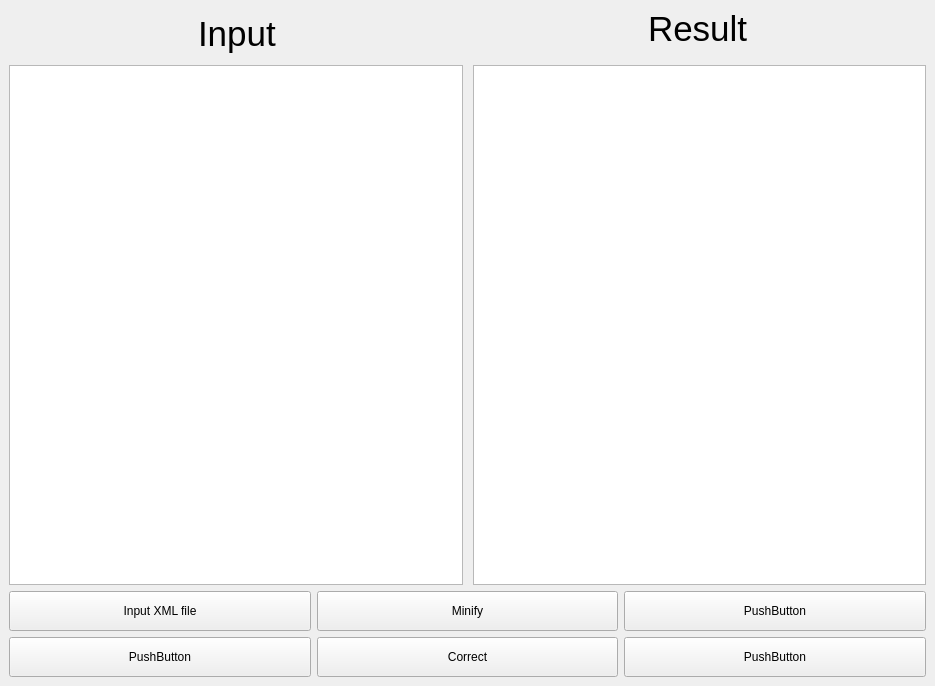
This is GUI/GUI/mainwindow.ui in ElecSpartan/DS_Project as Qt 5 draws it before an edit. The edited form follows.
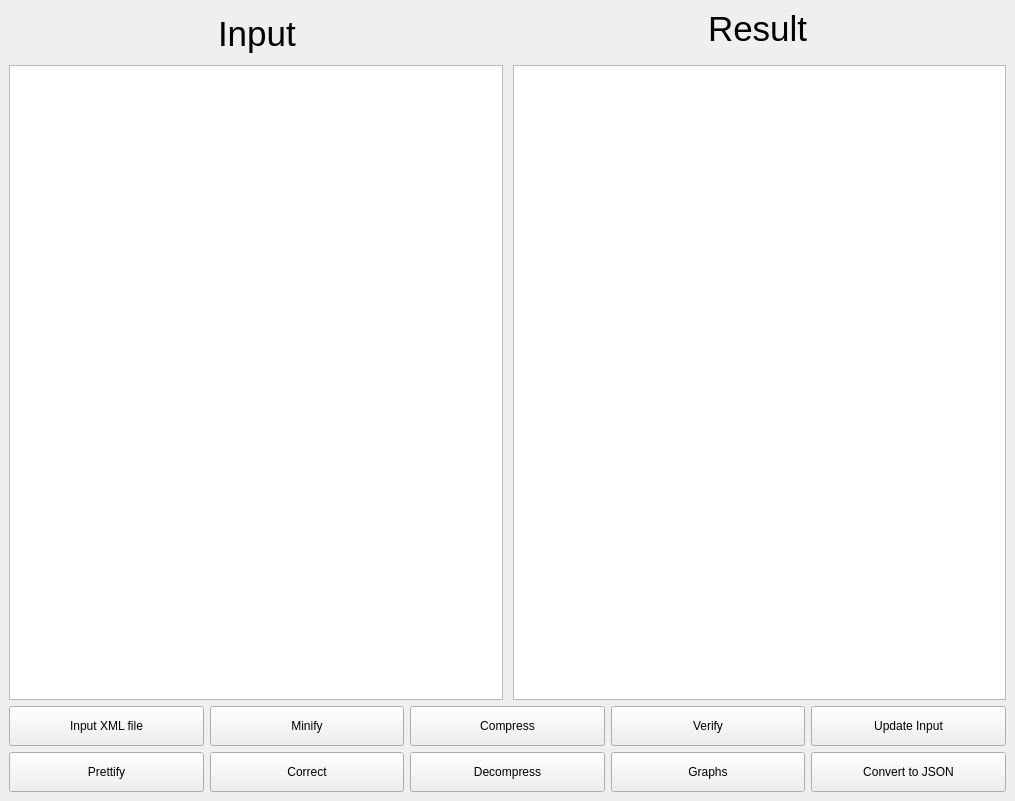
This is the edited form.

What changed in the file:
```diff
--- a/GUI/GUI/mainwindow.ui
+++ b/GUI/GUI/mainwindow.ui
@@ -9,23 +9,161 @@
    <rect>
     <x>0</x>
     <y>0</y>
-    <width>935</width>
-    <height>686</height>
+    <width>1015</width>
+    <height>801</height>
    </rect>
   </property>
   <property name="minimumSize">
    <size>
-    <width>600</width>
-    <height>600</height>
+    <width>800</width>
+    <height>800</height>
    </size>
   </property>
   <property name="windowTitle">
    <string>XML</string>
   </property>
   <widget class="QWidget" name="centralwidget">
-   <layout class="QGridLayout" name="gridLayout_6">
-    <item row="0" column="0">
      <layout class="QGridLayout" name="gridLayout_5">
+    <item row="1" column="0">
+     <layout class="QGridLayout" name="gridLayout_4">
+      <item row="0" column="4">
+       <widget class="QPushButton" name="updatechanges">
+        <property name="minimumSize">
+         <size>
+          <width>160</width>
+          <height>40</height>
+         </size>
+        </property>
+        <property name="text">
+         <string>Update Input</string>
+        </property>
+       </widget>
+      </item>
+      <item row="1" column="4">
+       <widget class="QPushButton" name="toJson">
+        <property name="minimumSize">
+         <size>
+          <width>160</width>
+          <height>40</height>
+         </size>
+        </property>
+        <property name="text">
+         <string>Convert to JSON</string>
+        </property>
+       </widget>
+      </item>
+      <item row="0" column="1">
+       <widget class="QPushButton" name="minify">
+        <property name="minimumSize">
+         <size>
+          <width>160</width>
+          <height>40</height>
+         </size>
+        </property>
+        <property name="text">
+         <string>Minify</string>
+        </property>
+       </widget>
+      </item>
+      <item row="1" column="3">
+       <widget class="QPushButton" name="Graphs">
+        <property name="minimumSize">
+         <size>
+          <width>160</width>
+          <height>40</height>
+         </size>
+        </property>
+        <property name="text">
+         <string>Graphs</string>
+        </property>
+       </widget>
+      </item>
+      <item row="0" column="3">
+       <widget class="QPushButton" name="Verify">
+        <property name="minimumSize">
+         <size>
+          <width>160</width>
+          <height>40</height>
+         </size>
+        </property>
+        <property name="text">
+         <string>Verify</string>
+        </property>
+       </widget>
+      </item>
+      <item row="1" column="2">
+       <widget class="QPushButton" name="Decompress">
+        <property name="minimumSize">
+         <size>
+          <width>160</width>
+          <height>40</height>
+         </size>
+        </property>
+        <property name="text">
+         <string>Decompress</string>
+        </property>
+       </widget>
+      </item>
+      <item row="0" column="0">
+       <widget class="QPushButton" name="InputFile">
+        <property name="minimumSize">
+         <size>
+          <width>160</width>
+          <height>40</height>
+         </size>
+        </property>
+        <property name="text">
+         <string>Input XML file</string>
+        </property>
+       </widget>
+      </item>
+      <item row="1" column="0">
+       <widget class="QPushButton" name="Prettify">
+        <property name="minimumSize">
+         <size>
+          <width>160</width>
+          <height>40</height>
+         </size>
+        </property>
+        <property name="maximumSize">
+         <size>
+          <width>16777215</width>
+          <height>16777215</height>
+         </size>
+        </property>
+        <property name="text">
+         <string>Prettify</string>
+        </property>
+       </widget>
+      </item>
+      <item row="1" column="1">
+       <widget class="QPushButton" name="CorrectFile">
+        <property name="minimumSize">
+         <size>
+          <width>160</width>
+          <height>40</height>
+         </size>
+        </property>
+        <property name="text">
+         <string>Correct</string>
+        </property>
+       </widget>
+      </item>
+      <item row="0" column="2">
+       <widget class="QPushButton" name="Compress">
+        <property name="minimumSize">
+         <size>
+          <width>160</width>
+          <height>40</height>
+         </size>
+        </property>
+        <property name="text">
+         <string>Compress</string>
+        </property>
+       </widget>
+      </item>
+     </layout>
+    </item>
       <item row="0" column="0">
        <layout class="QGridLayout" name="gridLayout_3">
         <item row="0" column="0">
@@ -126,96 +264,6 @@
             </property>
             <property name="readOnly">
              <bool>true</bool>
-            </property>
-           </widget>
-          </item>
-         </layout>
-        </item>
-       </layout>
-      </item>
-      <item row="1" column="0">
-       <layout class="QGridLayout" name="gridLayout_4">
-        <item row="0" column="2">
-         <widget class="QPushButton" name="pushButton_4">
-          <property name="minimumSize">
-           <size>
-            <width>160</width>
-            <height>40</height>
-           </size>
-          </property>
-          <property name="text">
-           <string>PushButton</string>
-          </property>
-         </widget>
-        </item>
-        <item row="1" column="1">
-         <widget class="QPushButton" name="CorrectFile">
-          <property name="minimumSize">
-           <size>
-            <width>160</width>
-            <height>40</height>
-           </size>
-          </property>
-          <property name="text">
-           <string>Correct</string>
-          </property>
-         </widget>
-        </item>
-        <item row="0" column="0">
-         <widget class="QPushButton" name="InputFile">
-          <property name="minimumSize">
-           <size>
-            <width>160</width>
-            <height>40</height>
-           </size>
-          </property>
-          <property name="text">
-           <string>Input XML file</string>
-          </property>
-         </widget>
-        </item>
-        <item row="1" column="0">
-         <widget class="QPushButton" name="pushButton_5">
-          <property name="minimumSize">
-           <size>
-            <width>160</width>
-            <height>40</height>
-           </size>
-          </property>
-          <property name="maximumSize">
-           <size>
-            <width>16777215</width>
-            <height>16777215</height>
-           </size>
-          </property>
-          <property name="text">
-           <string>PushButton</string>
-          </property>
-         </widget>
-        </item>
-        <item row="0" column="1">
-         <widget class="QPushButton" name="minify">
-          <property name="minimumSize">
-           <size>
-            <width>160</width>
-            <height>40</height>
-           </size>
-          </property>
-          <property name="text">
-           <string>Minify</string>
-          </property>
-         </widget>
-        </item>
-        <item row="1" column="2">
-         <widget class="QPushButton" name="pushButton_3">
-          <property name="minimumSize">
-           <size>
-            <width>160</width>
-            <height>40</height>
-           </size>
-          </property>
-          <property name="text">
-           <string>PushButton</string>
           </property>
          </widget>
         </item>
```
Lines whose indentation alone changed are shown as unchanged.
